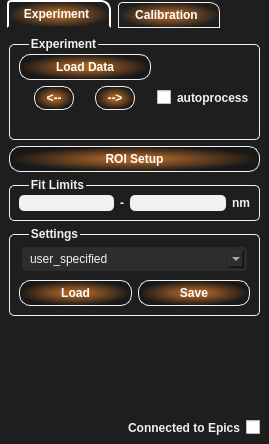
First picture: the form in T-Rax/UIFiles/T_Rax_TemperatureControl.ui, repository CPrescher/T-rax, before the edit.
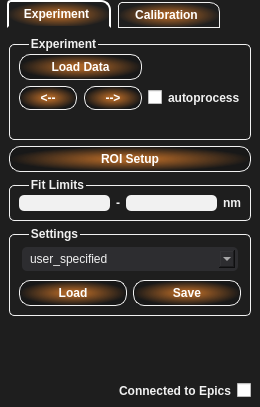
Second picture: the form after the edit.

Diff of the .ui file:
```diff
--- a/T-Rax/UIFiles/T_Rax_TemperatureControl.ui
+++ b/T-Rax/UIFiles/T_Rax_TemperatureControl.ui
@@ -6,13 +6,13 @@
    <rect>
     <x>0</x>
     <y>0</y>
-    <width>269</width>
-    <height>444</height>
+    <width>260</width>
+    <height>407</height>
    </rect>
   </property>
   <property name="maximumSize">
    <size>
-    <width>269</width>
+    <width>260</width>
     <height>16777215</height>
    </size>
   </property>
@@ -204,11 +204,20 @@
             </item>
             <item row="1" column="0">
              <layout class="QHBoxLayout" name="horizontalLayout">
+              <property name="spacing">
+               <number>7</number>
+              </property>
               <item>
                <widget class="QPushButton" name="load_previous_exp_data_btn">
+                <property name="sizePolicy">
+                 <sizepolicy hsizetype="Expanding" vsizetype="Fixed">
+                  <horstretch>0</horstretch>
+                  <verstretch>0</verstretch>
+                 </sizepolicy>
+                </property>
                 <property name="maximumSize">
                  <size>
-                  <width>40</width>
+                  <width>50000</width>
                   <height>24</height>
                  </size>
                 </property>
@@ -220,14 +229,14 @@
               <item>
                <widget class="QPushButton" name="load_next_exp_data_btn">
                 <property name="sizePolicy">
-                 <sizepolicy hsizetype="Fixed" vsizetype="Fixed">
+                 <sizepolicy hsizetype="Expanding" vsizetype="Fixed">
                   <horstretch>0</horstretch>
                   <verstretch>0</verstretch>
                  </sizepolicy>
                 </property>
                 <property name="maximumSize">
                  <size>
-                  <width>40</width>
+                  <width>5000</width>
                   <height>24</height>
                  </size>
                 </property>
```
